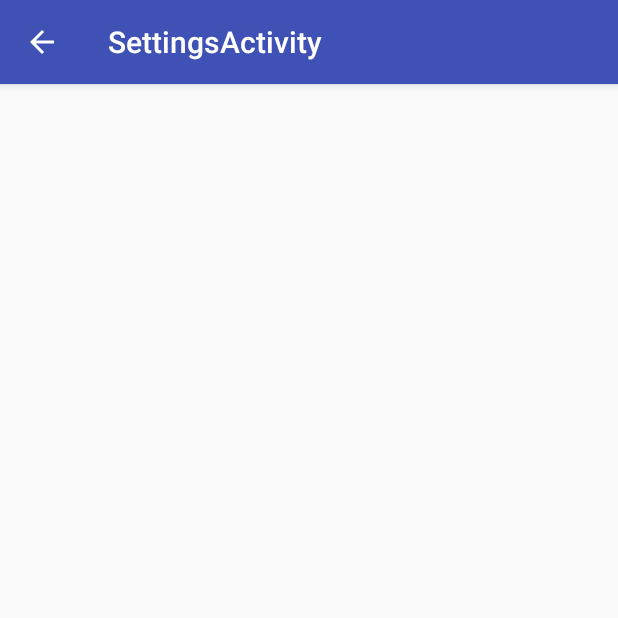
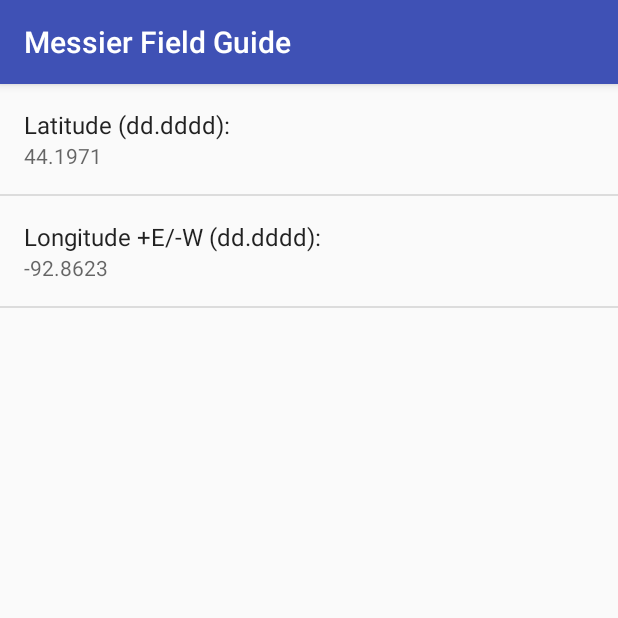
Before and after one commit to MTBehnke/NightSkyGuide, an Android app: the SettingsActivity screen opened directly, with no data from a screen before it, on a phone screen of 412 x 824 dp, the top half of it. Run offline under Robolectric (Android 15) with nearby library versions, the phone set to English and light mode, and no system bars.

Commit message:
Resolves #4 This version is v0.1 beta

```diff
--- a/app/src/main/java/com/mikesrv9a/nightskyguide/AstroCalc.java
+++ b/app/src/main/java/com/mikesrv9a/nightskyguide/AstroCalc.java
@@ -68,6 +68,8 @@ public class AstroCalc {
         int deg = (int) dd;
         int min = (int) ((dd-deg)*60.0);
         long sec =  Math.round ((dd-deg-(min/60.0))*3600);
+        if(sec == 60) {sec = 0; min++;if (min == 60) {min = 0; deg ++;
+            if (deg == 360) {deg = 0;}}}
         return deg + "° " + String.format("%02d",Math.abs(min)) + "' " +
                 String.format("%02d",Math.abs(sec)) + "\"";
     }
@@ -78,6 +80,8 @@ public class AstroCalc {
         int hour = (int) dd;
         int min = (int) ((dd-hour)*60.0);
         long sec =  Math.round ((dd-hour-(min/60.0))*3600);
+        if(sec == 60) {sec = 0; min++;if (min == 60) {min = 0; hour ++;
+            if (hour == 24) {hour = 0;}}}
         return hour + "h " + String.format("%02d",min) + "m " +
                 String.format("%02d",sec) + "s";
     }
--- a/app/src/main/java/com/mikesrv9a/nightskyguide/SettingsActivity.java
+++ b/app/src/main/java/com/mikesrv9a/nightskyguide/SettingsActivity.java
@@ -3,6 +3,7 @@ package com.mikesrv9a.nightskyguide;
 import android.os.Bundle;
 import android.support.design.widget.FloatingActionButton;
 import android.support.design.widget.Snackbar;
+import android.support.v4.app.FragmentTransaction;
 import android.support.v7.app.AppCompatActivity;
 import android.support.v7.widget.Toolbar;
 import android.view.View;
@@ -16,8 +17,6 @@ public class SettingsActivity extends AppCompatActivity {
         Toolbar toolbar = (Toolbar) findViewById(R.id.toolbar);
         setSupportActionBar(toolbar);
 
-
-        getSupportActionBar().setDisplayHomeAsUpEnabled(true);
     }
 
 }
--- a/app/src/main/java/com/mikesrv9a/nightskyguide/SettingsActivityFragment.java
+++ b/app/src/main/java/com/mikesrv9a/nightskyguide/SettingsActivityFragment.java
@@ -1,5 +1,8 @@
 package com.mikesrv9a.nightskyguide;
 
+import android.preference.EditTextPreference;
+import android.preference.Preference;
+import android.preference.PreferenceFragment;
 import android.support.v4.app.Fragment;
 import android.os.Bundle;
 import android.view.LayoutInflater;
@@ -9,14 +12,50 @@ import android.view.ViewGroup;
 /**
  * A placeholder fragment containing a simple view.
  */
-public class SettingsActivityFragment extends Fragment {
+public class SettingsActivityFragment extends PreferenceFragment {
 
-    public SettingsActivityFragment() {
-    }
+    public SettingsActivityFragment() { }
 
     @Override
-    public View onCreateView(LayoutInflater inflater, ViewGroup container,
-                             Bundle savedInstanceState) {
-        return inflater.inflate(R.layout.fragment_settings, container, false);
+    public void onCreate(Bundle savedInstanceState) {
+        super.onCreate(savedInstanceState);
+        // load the preferences from the XML resource
+        addPreferencesFromResource(R.xml.preferences);
+
+        // display current value for latitude
+        final EditTextPreference latEditText = (EditTextPreference) findPreference("edit_text_pref_lat");
+        latEditText.setSummary(latEditText.getText());
+
+        // display current value for longitude
+        final EditTextPreference longEditText = (EditTextPreference) findPreference("edit_text_pref_long");
+        longEditText.setSummary(longEditText.getText());
+
+        // set latitude preference change listener and validate input
+        latEditText.setOnPreferenceChangeListener(new Preference.OnPreferenceChangeListener() {
+            @Override
+            public boolean onPreferenceChange(Preference preference, Object newLat) {
+                try {
+                    double latCheck = Double.parseDouble(newLat.toString());
+                } catch (NumberFormatException nfe) {
+                    return false;
+                }
+                latEditText.setSummary(newLat.toString());
+                return true;
+            }
+        });
+
+        // set longitude preference change listener and validate input
+        longEditText.setOnPreferenceChangeListener(new Preference.OnPreferenceChangeListener() {
+            @Override
+            public boolean onPreferenceChange(Preference preference, Object newLat) {
+                try {
+                    double longCheck = Double.parseDouble(newLat.toString());
+                } catch (NumberFormatException nfe) {
+                    return false;
+                }
+                longEditText.setSummary(newLat.toString());
+                return true;
+            }
+        });
     }
 }
--- a/app/src/main/res/layout/activity_settings.xml
+++ b/app/src/main/res/layout/activity_settings.xml
@@ -1,9 +1,11 @@
 <?xml version="1.0" encoding="utf-8"?>
-<android.support.design.widget.CoordinatorLayout xmlns:android="http://schemas.android.com/apk/res/android"
+<android.support.design.widget.CoordinatorLayout
+    xmlns:android="http://schemas.android.com/apk/res/android"
     xmlns:app="http://schemas.android.com/apk/res-auto"
     xmlns:tools="http://schemas.android.com/tools"
     android:layout_width="match_parent"
     android:layout_height="match_parent"
+    android:fitsSystemWindows="true"
     tools:context="com.mikesrv9a.nightskyguide.SettingsActivity">
 
     <android.support.design.widget.AppBarLayout
@@ -16,7 +18,9 @@
             android:layout_width="match_parent"
             android:layout_height="?attr/actionBarSize"
             android:background="?attr/colorPrimary"
-            app:popupTheme="@style/AppTheme.PopupOverlay" />
+            app:popupTheme="@style/AppTheme.PopupOverlay"
+            app:title="@string/app_name" />
+
 
     </android.support.design.widget.AppBarLayout>
 
--- a/app/src/main/res/layout/fragment_settings.xml
+++ b/app/src/main/res/layout/fragment_settings.xml
@@ -1,5 +1,6 @@
 <?xml version="1.0" encoding="utf-8"?>
-<android.support.constraint.ConstraintLayout xmlns:android="http://schemas.android.com/apk/res/android"
+<android.support.constraint.ConstraintLayout
+    xmlns:android="http://schemas.android.com/apk/res/android"
     xmlns:app="http://schemas.android.com/apk/res-auto"
     xmlns:tools="http://schemas.android.com/tools"
     android:layout_width="match_parent"
@@ -8,4 +9,5 @@
     tools:showIn="@layout/activity_settings">
 
 
+
 </android.support.constraint.ConstraintLayout>
--- a/app/src/main/res/xml/preferences.xml
+++ b/app/src/main/res/xml/preferences.xml
@@ -3,20 +3,20 @@
 
     <EditTextPreference
         android:defaultValue="44.1971"
+        android:inputType="number|numberDecimal"
         android:key="edit_text_pref_lat"
         android:selectAllOnFocus="true"
         android:singleLine="false"
-        android:summary="Latitude"
         android:persistent="true"
-        android:title="Latitude (dd.dddd)" />
+        android:title="Latitude (dd.dddd):" />
 
     <EditTextPreference
         android:defaultValue="-92.8623"
+        android:inputType="number|numberDecimal|numberSigned"
         android:key="edit_text_pref_long"
         android:selectAllOnFocus="true"
         android:singleLine="false"
-        android:summary="Longitude (+E/-W)"
         android:persistent="true"
-        android:title="Longitude (dd.dddd)" />
+        android:title="Longitude +E/-W (dd.dddd):" />
 
 </PreferenceScreen>
```
Also changed, not shown: app/src/main/java/com/mikesrv9a/nightskyguide/DSObject.java (+7 -3 lines), app/src/main/java/com/mikesrv9a/nightskyguide/DSObjectsFragment.java (+39 -5 lines), app/src/main/res/layout/content_settings.xml (+7 -2 lines).
